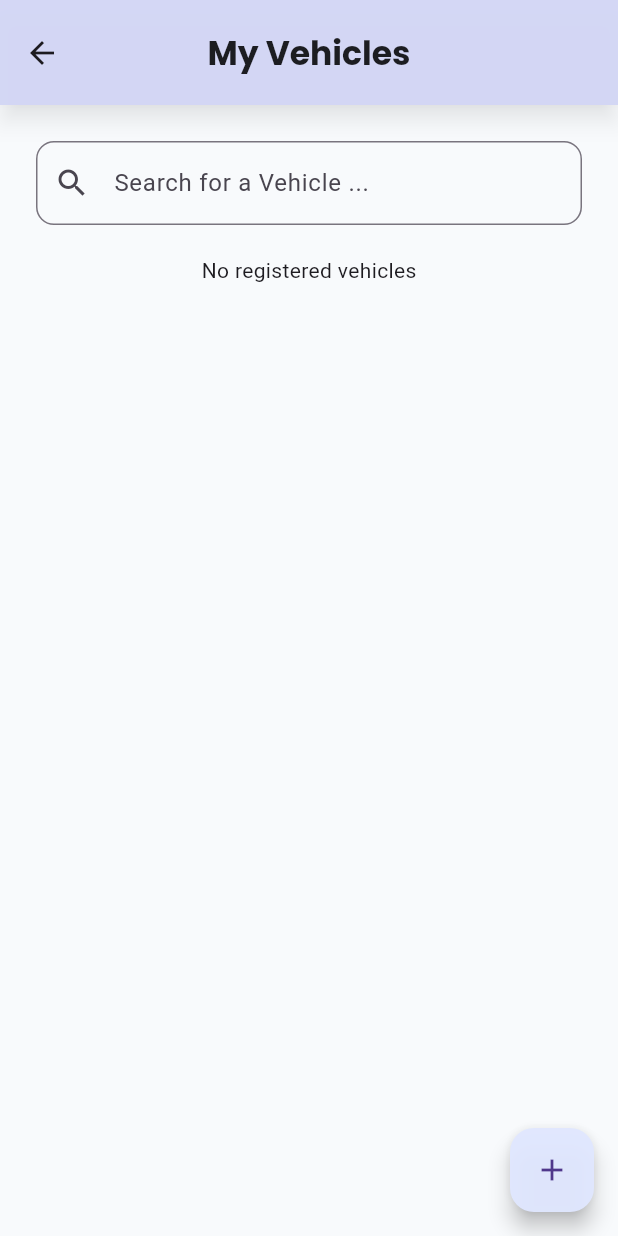
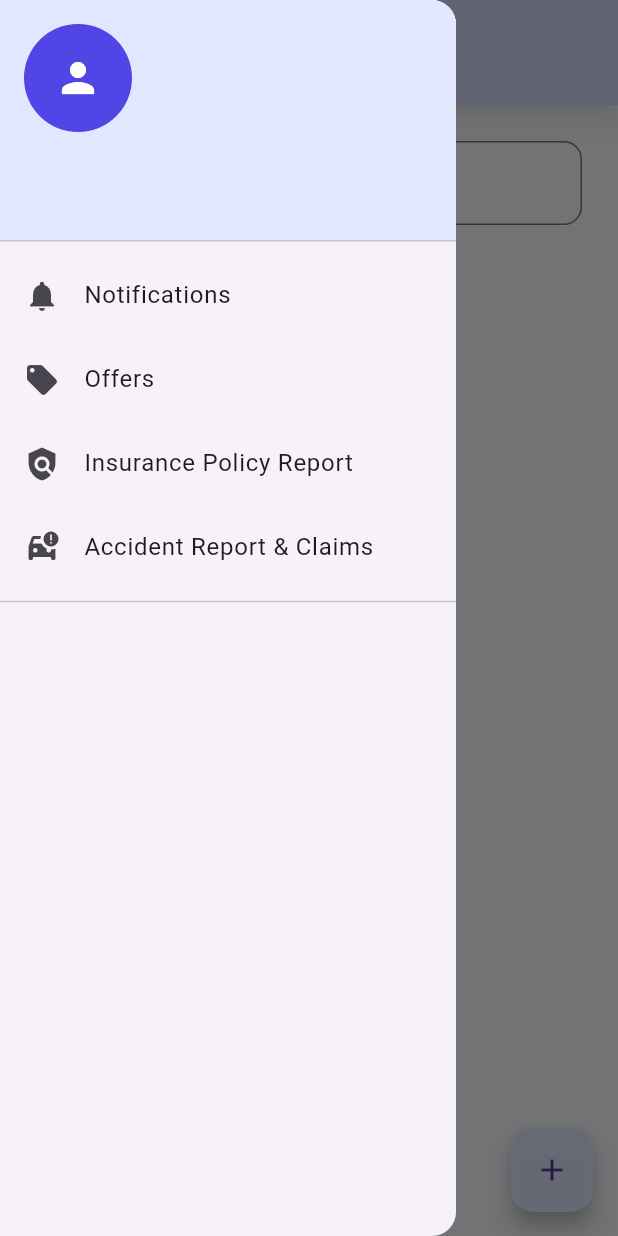
Before and after one commit to Hawra-14/CS444-project, a Flutter app: the CustomerHomeScreen screen opened directly, with the side drawer open (before the commit the screen has no drawer), on a phone screen of 412 x 824 dp. Run offline on Flutter 3.47's test engine with Material 3 defaults, Android fonts, the phone set to English and light mode, and no system bars; our stand-ins replace cloud_firestore, firebase_auth, firebase_core, firebase_storage, google_fonts; missing offline and left inert: dart:html; accounts and stored records are empty.

```diff
--- a/project/lib/screens/customer_home.dart
+++ b/project/lib/screens/customer_home.dart
@@ -5,6 +5,8 @@ import 'package:cloud_firestore/cloud_firestore.dart';
 import 'package:firebase_auth/firebase_auth.dart';
 import 'package:google_fonts/google_fonts.dart';
 import 'package:project/screens/add_vehicle.dart';
+import 'package:project/screens/vehicle_details.dart';
+
 
 class CustomerHomeScreen extends StatefulWidget {
   const CustomerHomeScreen({super.key});
@@ -36,6 +38,84 @@ class _CustomerHomePageState extends State<CustomerHomeScreen> {
           ),
         ),
       ),
+      drawer: Drawer(
+        child: FutureBuilder<DocumentSnapshot>(
+          future: FirebaseFirestore.instance
+              .collection('users')
+              .doc(FirebaseAuth.instance.currentUser!.uid)
+              .get(),
+          builder: (context, snapshot) {
+            if (!snapshot.hasData) {
+              return const Center(child: CircularProgressIndicator());
+            }
+
+            final userData = snapshot.data!.data() as Map<String, dynamic>;
+            final userName = userData['name'];
+
+            return ListView(
+              padding: EdgeInsets.zero,
+              children: [
+                UserAccountsDrawerHeader(
+                  decoration: const BoxDecoration(
+                    color: Color(0xFFE0E7FF),
+                  ),
+                  currentAccountPicture: CircleAvatar(
+                    backgroundColor:  Color(0xFF4F46E5),
+                    child: Icon(Icons.person, color: Colors.white, size: 32),
+                  ),
+                  accountName: Text(
+                    userName,
+                    style: GoogleFonts.poppins(
+                      fontWeight: FontWeight.bold,
+                      fontSize: 18,
+                      color: Colors.black87,
+                    ),
+                  ),
+                  accountEmail: Text(
+                    FirebaseAuth.instance.currentUser!.email ?? '',
+                    style: GoogleFonts.poppins(color: Colors.black54),
+                  ),
+                ),
+
+                ListTile(
+                  leading: const Icon(Icons.notifications),
+                  title: const Text('Notifications'),
+                  onTap: () {
+                    Navigator.pop(context);
+                    //Navigator.pushNamed(context, '/notifications');
+                  },
+                ),
+                ListTile(
+                  leading: const Icon(Icons.local_offer),
+                  title: const Text('Offers'),
+                  onTap: () {
+                    Navigator.pop(context);
+                    //Navigator.pushNamed(context, '/offers');
+                  },
+                ),
+                ListTile(
+                  leading: const Icon(Icons.policy),
+                  title: const Text('Insurance Policy Report'),
+                  onTap: () {
+                    Navigator.pop(context);
+                    Navigator.pushNamed(context, '/policy-report');
+                  },
+                ),
+                ListTile(
+                  leading: const Icon(Icons.car_crash),
+                  title: const Text('Accident Report & Claims'),
+                  onTap: () {
+                    Navigator.pop(context);
+                    Navigator.pushNamed(context, '/accident-claims');
+                  },
+                ),
+                const Divider(),
+              ],
+            );
+          },
+        ),
+      ),
+
       body: SingleChildScrollView(
         padding: const EdgeInsets.all(24),
         child: Column(
@@ -94,7 +174,12 @@ class _CustomerHomePageState extends State<CustomerHomeScreen> {
                       ),
                       child: GestureDetector(
                         onTap: () {
-                          // Navigate to vehicle details page
+                          Navigator.push(
+                            context,
+                            MaterialPageRoute(
+                              builder: (context) => VehicleDetailsPage(vehicleId: vehicle.id),
+                            ),
+                          );
                         },
                         child: ListTile(
                           contentPadding: const EdgeInsets.symmetric(
```
